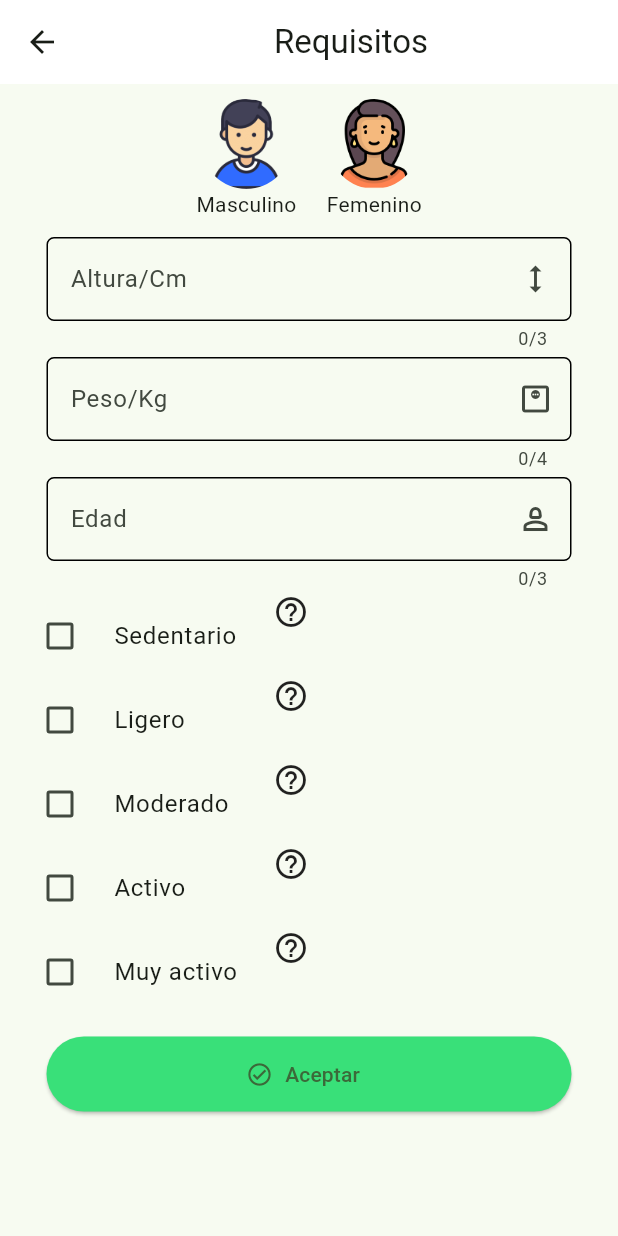
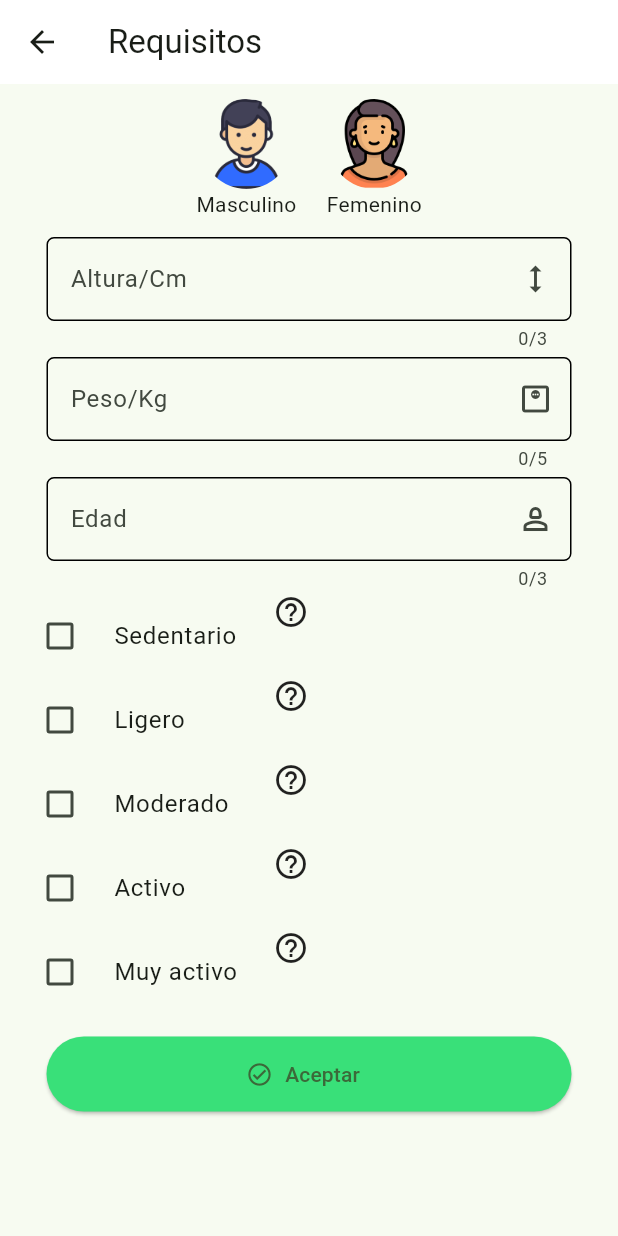
Before and after one commit to josejesus3/VitacoraCalorias, a Flutter app: the screen it shows after launch, after a tap on the "settings" icon, on a phone screen of 412 x 824 dp. Run offline on Flutter 3.47's test engine with Material 3 defaults, Android fonts, the light colour scheme and no system bars; drawn by our look-alikes of percent_indicator; our stand-ins replace animate_do, shared_preferences.

Commit message:
animate_do

```diff
--- a/lib/domain/services/validacion.dart
+++ b/lib/domain/services/validacion.dart
@@ -2,6 +2,7 @@ import 'package:flutter/material.dart';
 import 'package:provider/provider.dart';
 import 'package:vitacora_calorias/presentation/widget/list_title_content.dart';
 import 'package:vitacora_calorias/provider/formula.dart';
+import 'package:vitacora_calorias/provider/provider_globales.dart';
 
 class ValidacionesUtil {
   static void validar({
@@ -18,6 +19,7 @@ class ValidacionesUtil {
     required bool colorMasculino,
   }) {
     final calculo = context.read<FormulaProvider>();
+
     double valorGET = 0.0;
     double valorMB = 0.0;
     void showSnackBar(
@@ -114,6 +116,8 @@ controller.nextPage(
         nuevaMB: valorMB, );
         calculo.calculoBajarPeso();
         calculo.calculoSubirPeso();
+
+
     }else{
       controller.nextPage(
         duration: const Duration(milliseconds: 420), curve: Curves.easeInCirc);
@@ -125,6 +129,7 @@ controller.nextPage(
         nuevaMB: valorMB, );
         calculo.calculoBajarPeso();
         calculo.calculoSubirPeso();
+
     }
 
 
--- a/lib/presentation/screen/page_view_requisitos.dart
+++ b/lib/presentation/screen/page_view_requisitos.dart
@@ -1,4 +1,6 @@
+import 'package:animate_do/animate_do.dart';
 import 'package:flutter/material.dart';
+import 'package:flutter/widgets.dart';
 import 'package:vitacora_calorias/presentation/widget/calculadora_calorias.dart';
 import 'package:vitacora_calorias/presentation/widget/resultado_personal.dart';
 
@@ -10,27 +12,29 @@ class PageViewRequisitos extends StatefulWidget {
 }
 
 class _PageViewRequisitosState extends State<PageViewRequisitos> {
-
   @override
   Widget build(BuildContext context) {
-    PageController _controller= PageController();
+    PageController _controller = PageController();
     return Scaffold(
-
       appBar: AppBar(
         backgroundColor: Colors.white,
-        title: const Center(
-          child: Text('Requisitos'),
-        ),
+        title: const Text('Requisitos'),
       ),
       body: Stack(
         children: [
           PageView(
             physics: const NeverScrollableScrollPhysics(),
             pageSnapping: false,
-           controller: _controller,
-            children:  [
-              CalculadorCalorias(controller: _controller,),
-               ResultadoPersonal(controller: _controller,),
+            controller: _controller,
+            children: [
+              ElasticInRight(
+                child: CalculadorCalorias(
+                  controller: _controller,
+                ),
+              ),
+              ResultadoPersonal(
+                controller: _controller,
+              ),
             ],
           )
         ],
--- a/lib/presentation/screen/vitacora_calorias.dart
+++ b/lib/presentation/screen/vitacora_calorias.dart
@@ -1,7 +1,9 @@
 // ignore_for_file: prefer_is_empty
 
+import 'package:animate_do/animate_do.dart';
 import 'package:flutter/material.dart';
 import 'package:provider/provider.dart';
+import 'package:vitacora_calorias/config/theme/app_theme.dart';
 import 'package:vitacora_calorias/presentation/screen/page_view_requisitos.dart';
 import 'package:vitacora_calorias/presentation/widget/aliment_list.dart';
 import 'package:vitacora_calorias/provider/consumo_diario.dart';
@@ -32,6 +34,7 @@ class _VitacoraCaloriasState extends State<VitacoraCalorias> {
     final consumoDiario = context.watch<ConsumoDiario>();
 
     return Scaffold(
+      backgroundColor: Colors.white,
       appBar: AppBar(
         actions: [
           IconButton(
--- a/lib/presentation/widget/calculadora_calorias.dart
+++ b/lib/presentation/widget/calculadora_calorias.dart
@@ -2,6 +2,7 @@ import 'package:flutter/material.dart';
 import 'package:flutter/services.dart';
 import 'package:provider/provider.dart';
 import 'package:vitacora_calorias/domain/services/validacion.dart';
+import 'package:vitacora_calorias/provider/consumo_diario.dart';
 
 import 'package:vitacora_calorias/provider/provider_globales.dart';
 
@@ -26,7 +27,7 @@ class _CalculadorCaloriasState extends State<CalculadorCalorias> {
   @override
   Widget build(BuildContext context) {
     final providerGlobal = context.read<ProviderGlobales>();
-
+    final consumoDiario = context.watch<ConsumoDiario>();
     final checkValidacion = context.read<ProviderGlobales>().checkValidacion;
     final colorActiveMasculino =
         context.watch<ProviderGlobales>().colorMasculino;
@@ -86,7 +87,7 @@ class _CalculadorCaloriasState extends State<CalculadorCalorias> {
                   icon: Icons.monitor_weight_outlined,
                   focus: focusPeso,
                   errorText: 'Ingresar Peso',
-                  maxLength: 4,
+                  maxLength: 5,
                 ),
                 _FormularioRegistro(
                   nombreCampo: 'Edad',
@@ -159,6 +160,8 @@ class _CalculadorCaloriasState extends State<CalculadorCalorias> {
                   focusPeso: focusPeso,
                   focusEdad: focusEdad,
                 );
+                consumoDiario.primerCalculo(true);
+
                 showError = true;
               },
               title: 'Aceptar',
--- a/lib/presentation/widget/container_vitacora.dart
+++ b/lib/presentation/widget/container_vitacora.dart
@@ -1,9 +1,11 @@
+import 'package:animate_do/animate_do.dart';
 import 'package:flutter/material.dart';
 import 'package:percent_indicator/circular_percent_indicator.dart';
 import 'package:provider/provider.dart';
 import 'package:shared_preferences/shared_preferences.dart';
 import 'package:vitacora_calorias/presentation/screen/page_view_requisitos.dart';
 import 'package:vitacora_calorias/provider/consumo_diario.dart';
+import 'package:vitacora_calorias/provider/provider_globales.dart';
 
 class ContainerVitacora extends StatefulWidget {
   final VoidCallback? onPressedAlimentos;
@@ -24,31 +26,30 @@ class _ContainerVitacoraState extends State<ContainerVitacora> {
     super.initState();
 
     context.read<ConsumoDiario>().cargarVariables();
+
     _checkFirstTime();
   }
 
-  _checkFirstTime() async {
-    final SharedPreferences prefs = await SharedPreferences.getInstance();
+  _checkFirstTime() async{
+    final pageView = context.read<ConsumoDiario>().checkFirstTime;
+    /*final SharedPreferences prefs = await SharedPreferences.getInstance();
     setState(() {});
     bool alert = prefs.getBool('alertDialog') ?? false;
-
-    if (!alert) {
-      // ignore: use_build_context_synchronously
-      showDialog(
-          context: context, builder: (context) => const PageViewRequisitos());
-      await Future.delayed(const Duration(milliseconds: 100));
-
-      prefs.setBool('alertDialog', true);
-    }
+    print(alert);*/
+print(pageView);
+    if (pageView==false) return const PageViewRequisitos();
+    // prefs.setBool('alertDialog', alert);
   }
 
   @override
   Widget build(BuildContext context) {
     final consumoDiario = context.watch<ConsumoDiario>();
+
     final int proteina = consumoDiario.proteina;
     final int calorias = consumoDiario.calorias;
     final int proteinaAlcanzar = consumoDiario.proteinaAlcanzar;
     final int caloriasAlcanzar = consumoDiario.caloriasAlcanzar;
+    final pageView = context.read<ConsumoDiario>().checkFirstTime;
 
     final sizeWidth = MediaQuery.of(context).size.width;
     final textfootter = Theme.of(context).textTheme.titleMedium;
@@ -74,7 +75,6 @@ class _ContainerVitacoraState extends State<ContainerVitacora> {
       child: Column(
         mainAxisAlignment: MainAxisAlignment.spaceEvenly,
         children: [
-
           Row(
             mainAxisAlignment: MainAxisAlignment.spaceEvenly,
             children: [
--- a/lib/provider/consumo_diario.dart
+++ b/lib/provider/consumo_diario.dart
@@ -4,7 +4,7 @@ import 'package:shared_preferences/shared_preferences.dart';
 class ConsumoDiario extends ChangeNotifier {
   int proteina = 0;
   int calorias = 0;
-
+  bool checkFirstTime=false;
   double indicadorproteina = 0;
   double indicadorcalorias = 0;
   int proteinaAlcanzar = 0, caloriasAlcanzar = 0;
@@ -81,6 +81,12 @@ class ConsumoDiario extends ChangeNotifier {
     notifyListeners();
   }
 
+  void primerCalculo(bool echo) {
+    checkFirstTime = echo;
+    guardarVariables();
+    notifyListeners();
+  }
+
   void metaAlcanzar(int prt, double kcal, bool alert) {
     if (alert) {
       proteinaAlcanzar = prt;
@@ -99,6 +105,7 @@ class ConsumoDiario extends ChangeNotifier {
     indicadorcalorias = prefs.getDouble('indicadorcalorias') ?? 0;
     proteinaAlcanzar = prefs.getInt('proteinaAlcanzar') ?? 0;
     caloriasAlcanzar = prefs.getInt(' caloriasAlcanzar') ?? 0;
+    checkFirstTime=prefs.getBool('alert')??false;
 
     notifyListeners();
   }
@@ -106,6 +113,7 @@ class ConsumoDiario extends ChangeNotifier {
   void guardarVariables() async {
     final SharedPreferences prefs = await SharedPreferences.getInstance();
     prefs.setInt('proteina', proteina);
+    prefs.setBool('alert', checkFirstTime);
     prefs.setInt('calorias', calorias);
     prefs.setInt('proteinaAlcanzar', proteinaAlcanzar);
     prefs.setInt(' caloriasAlcanzar', caloriasAlcanzar);
--- a/pubspec.yaml
+++ b/pubspec.yaml
@@ -28,7 +28,7 @@ environment:
 # the latest version available on pub.dev. To see which dependencies have newer
 # versions available, run `flutter pub outdated`.
 dependencies:
-  animate_do: ^3.1.2
+  animate_do: ^3.3.3
   cupertino_icons: ^1.0.2
   flutter:
     sdk: flutter
```
Also changed, not shown: lib/presentation/widget/resultado_personal.dart (+19 -20 lines), pubspec.lock.
